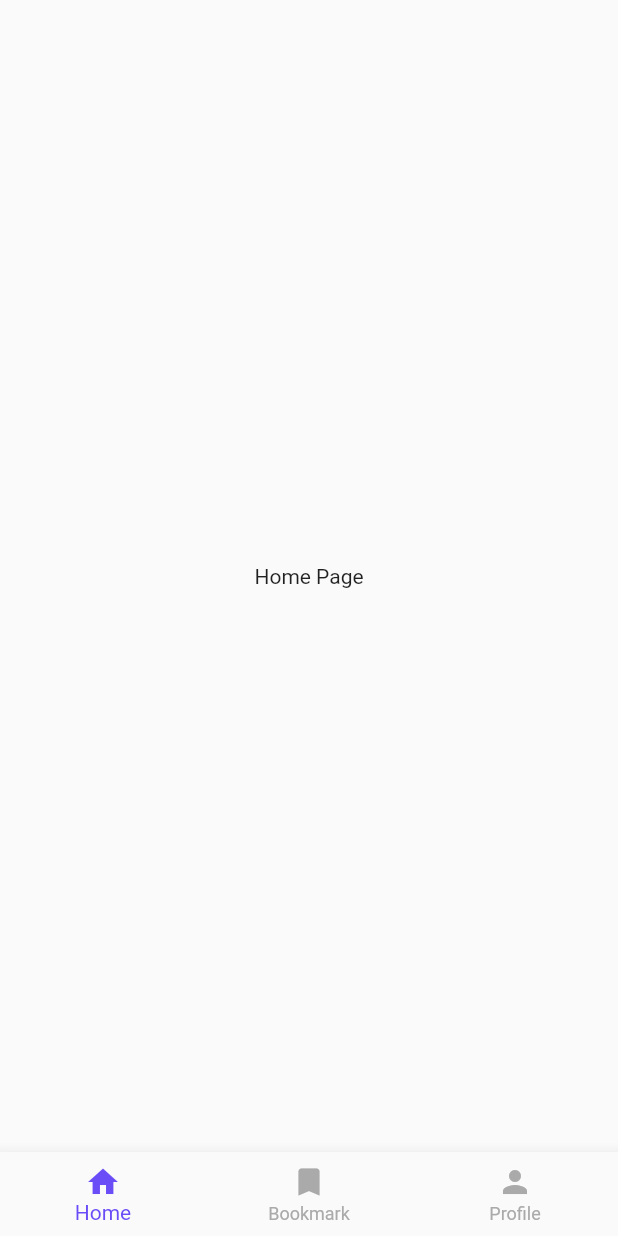
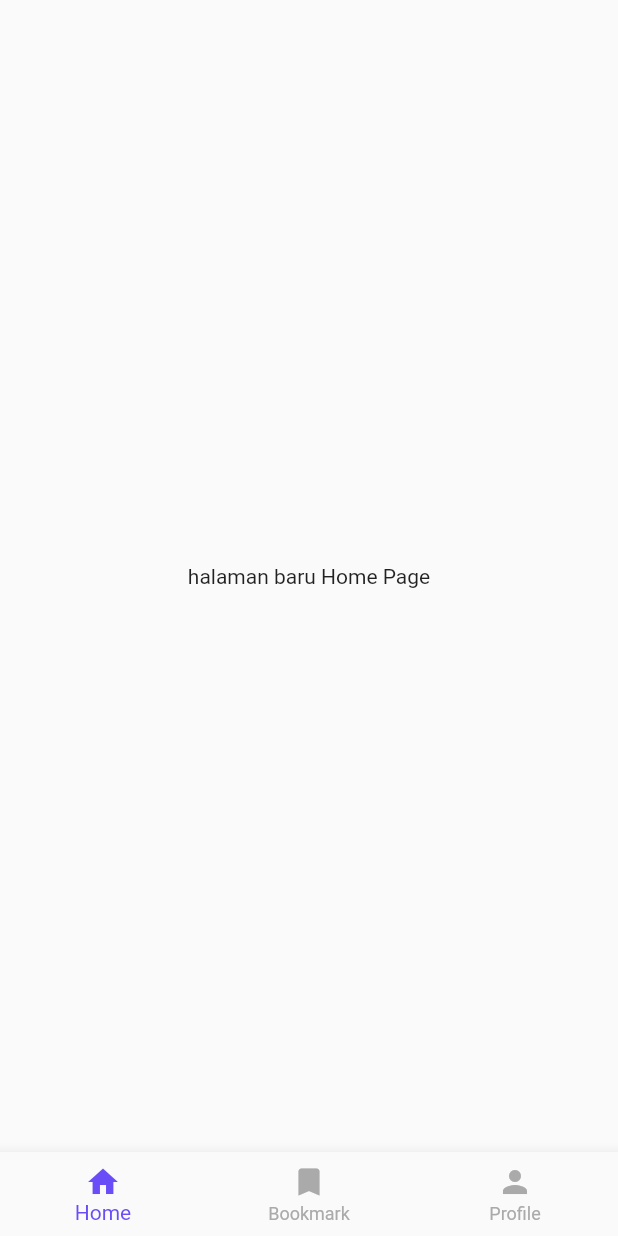
Before and after one commit to zeed-dev/capston-project, a Flutter app: the screen it shows after launch, on a phone screen of 412 x 824 dp. Run offline on Flutter 3.47's test engine with Material 2 defaults, Android fonts, the phone set to English and light mode, and no system bars; our stand-ins replace equatable, get_it.

Commit message:
menambahkan fitur homepage (#5)

```diff
--- a/lib/persentation/pages/home_page.dart
+++ b/lib/persentation/pages/home_page.dart
@@ -9,7 +9,7 @@ class HomePage extends StatelessWidget {
   Widget build(BuildContext context) {
     return Scaffold(
       body: Center(
-        child: Text("Home Page"),
+        child: Text("halaman baru Home Page"),
       ),
     );
   }
```
